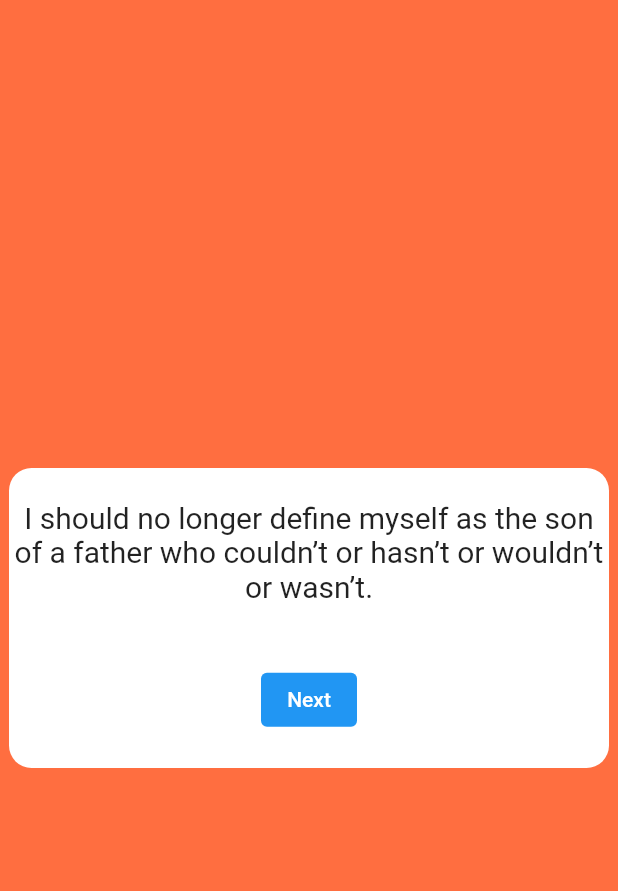
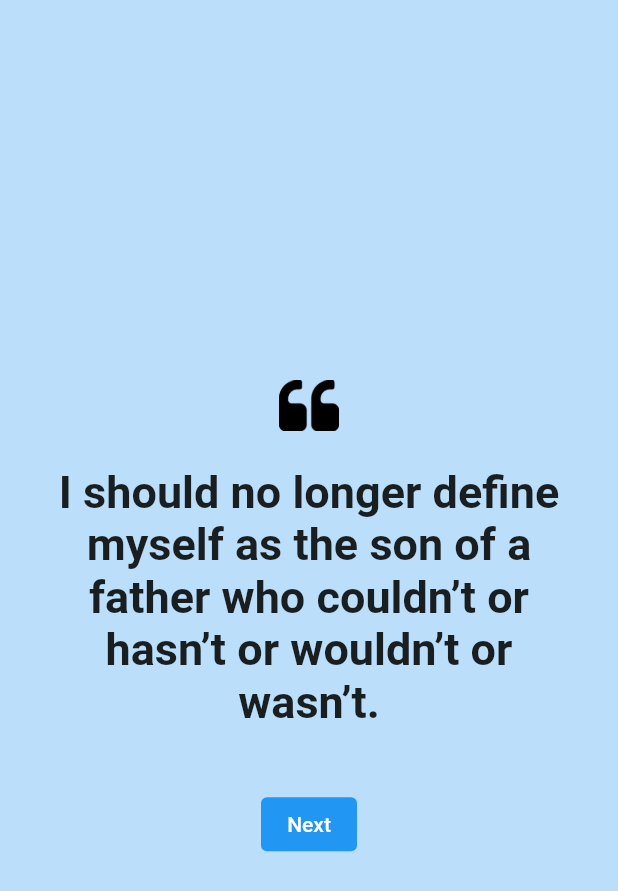
Before and after one commit to crpoudyal/QoutesApp, a Flutter app: the screen it shows after launch, on a phone screen of 412 x 824 dp. Shown: the top 891 px of the screen. Run offline on Flutter 3.47's test engine with Material 2 defaults, Android fonts, the phone set to English and light mode, and no system bars.

Commit message:
assets img added and UI changes

```diff
--- a/lib/quote.dart
+++ b/lib/quote.dart
@@ -15,23 +15,26 @@ class _QuoteState extends State<Quote> {
   @override
   Widget build(BuildContext context) {
     return Scaffold(
-      backgroundColor: Colors.deepOrangeAccent,
-      body: Center(
-        child: Container(
-          height: 200,
-          width: 400,
-          decoration: BoxDecoration(
-            borderRadius: BorderRadius.circular(15),
-            color: Colors.white,
-          ),
+      backgroundColor: Colors.blue[100],
+      body: Padding(
+        padding: const EdgeInsets.fromLTRB(20, 0, 20, 0),
         child: Column(
           mainAxisAlignment: MainAxisAlignment.center,
           crossAxisAlignment: CrossAxisAlignment.center,
           children: [
+            Image.asset(
+              "assets/dblquote.png",
+              height: 40,
+              width: 40,
+            ),
+            SizedBox(
+              height: 20,
+            ),
             Text(
               quote[index % quote.length],
               style: TextStyle(
-                  fontSize: 20,
+                fontWeight: FontWeight.bold,
+                fontSize: 30,
               ),
               textAlign: TextAlign.center,
             ),
@@ -49,7 +52,6 @@ class _QuoteState extends State<Quote> {
           ],
         ),
       ),
-      ),
     );
   }
 
```
Also changed, not shown: pubspec.yaml (+3 -5 lines), assets/dblquote.png (added). Lines whose indentation alone changed are shown as unchanged.
